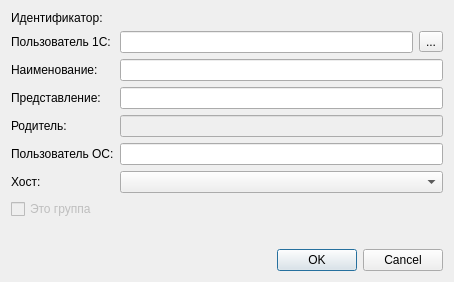
arcirk/bAdmin, file bAdmin/dialogedit.ui: the form before one commit.
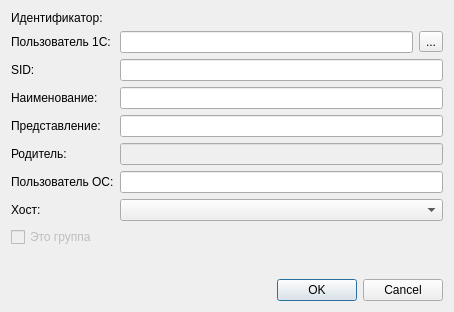
The form after the commit. Icons and pictures are not drawn.

Diff of the .ui file:
```diff
--- a/bAdmin/dialogedit.ui
+++ b/bAdmin/dialogedit.ui
@@ -7,7 +7,7 @@
     <x>0</x>
     <y>0</y>
     <width>454</width>
-    <height>282</height>
+    <height>312</height>
    </rect>
   </property>
   <property name="windowTitle">
@@ -16,7 +16,52 @@
   <layout class="QGridLayout" name="gridLayout_2">
    <item row="0" column="0">
     <layout class="QGridLayout" name="gridLayout">
-     <item row="8" column="1">
+     <item row="5" column="0">
+      <widget class="QLabel" name="label_2">
+       <property name="text">
+        <string>Родитель:</string>
+       </property>
+      </widget>
+     </item>
+     <item row="6" column="0">
+      <widget class="QLabel" name="lblSystemUser">
+       <property name="text">
+        <string>Пользователь ОС:</string>
+       </property>
+      </widget>
+     </item>
+     <item row="0" column="0">
+      <widget class="QLabel" name="label">
+       <property name="text">
+        <string>Идентификатор:</string>
+       </property>
+      </widget>
+     </item>
+     <item row="7" column="1">
+      <widget class="QComboBox" name="cmbHosts"/>
+     </item>
+     <item row="1" column="1">
+      <layout class="QHBoxLayout" name="parentUserhLayout">
+       <item>
+        <widget class="QLineEdit" name="txtParentUserName"/>
+       </item>
+       <item>
+        <widget class="QToolButton" name="btnSelectUser">
+         <property name="text">
+          <string>...</string>
+         </property>
+         <property name="icon">
+          <iconset resource="resurses.qrc">
+           <normaloff>:/img/link.png</normaloff>:/img/link.png</iconset>
+         </property>
+        </widget>
+       </item>
+      </layout>
+     </item>
+     <item row="6" column="1">
+      <widget class="QLineEdit" name="txtSystemUser"/>
+     </item>
+     <item row="9" column="1">
       <spacer name="verticalSpacer">
        <property name="orientation">
         <enum>Qt::Vertical</enum>
@@ -29,6 +74,16 @@
        </property>
       </spacer>
      </item>
+     <item row="1" column="0">
+      <widget class="QLabel" name="lblParentUserName">
+       <property name="text">
+        <string>Пользователь 1С:</string>
+       </property>
+      </widget>
+     </item>
+     <item row="4" column="1">
+      <widget class="QLineEdit" name="txtSecond"/>
+     </item>
      <item row="0" column="1">
       <widget class="QLabel" name="lblUUID">
        <property name="text">
@@ -37,30 +92,30 @@
       </widget>
      </item>
      <item row="3" column="0">
+      <widget class="QLabel" name="label_3">
+       <property name="text">
+        <string>Наименование:</string>
+       </property>
+      </widget>
+     </item>
+     <item row="5" column="1">
+      <widget class="QLineEdit" name="txtParent">
+       <property name="enabled">
+        <bool>false</bool>
+       </property>
+      </widget>
+     </item>
+     <item row="4" column="0">
       <widget class="QLabel" name="label_4">
        <property name="text">
         <string>Представление:</string>
        </property>
       </widget>
      </item>
-     <item row="4" column="1">
-      <widget class="QLineEdit" name="txtParent">
-       <property name="enabled">
-        <bool>false</bool>
-       </property>
-      </widget>
-     </item>
-     <item row="0" column="0">
-      <widget class="QLabel" name="label">
-       <property name="text">
-        <string>Идентификатор:</string>
-       </property>
-      </widget>
-     </item>
-     <item row="2" column="1">
+     <item row="3" column="1">
       <widget class="QLineEdit" name="txtFirst"/>
      </item>
-     <item row="7" column="0">
+     <item row="8" column="0">
       <widget class="QCheckBox" name="chIsGroup">
        <property name="enabled">
         <bool>false</bool>
@@ -70,67 +125,22 @@
        </property>
       </widget>
      </item>
-     <item row="4" column="0">
-      <widget class="QLabel" name="label_2">
-       <property name="text">
-        <string>Родитель:</string>
-       </property>
-      </widget>
-     </item>
-     <item row="6" column="1">
-      <widget class="QComboBox" name="cmbHosts"/>
-     </item>
-     <item row="2" column="0">
-      <widget class="QLabel" name="label_3">
-       <property name="text">
-        <string>Наименование:</string>
-       </property>
-      </widget>
-     </item>
-     <item row="1" column="1">
-      <layout class="QHBoxLayout" name="parentUserhLayout">
-       <item>
-        <widget class="QLineEdit" name="txtParentUserName"/>
-       </item>
-       <item>
-        <widget class="QToolButton" name="btnSelectUser">
-         <property name="text">
-          <string>...</string>
-         </property>
-         <property name="icon">
-          <iconset resource="resurses.qrc">
-           <normaloff>:/img/link.png</normaloff>:/img/link.png</iconset>
-         </property>
-        </widget>
-       </item>
-      </layout>
-     </item>
-     <item row="6" column="0">
+     <item row="7" column="0">
       <widget class="QLabel" name="lblHost">
        <property name="text">
         <string>Хост:</string>
        </property>
       </widget>
      </item>
-     <item row="3" column="1">
-      <widget class="QLineEdit" name="txtSecond"/>
-     </item>
-     <item row="1" column="0">
-      <widget class="QLabel" name="lblParentUserName">
+     <item row="2" column="0">
+      <widget class="QLabel" name="label_5">
        <property name="text">
-        <string>Пользователь 1С:</string>
+        <string>SID:</string>
        </property>
       </widget>
      </item>
-     <item row="5" column="0">
-      <widget class="QLabel" name="lblSystemUser">
-       <property name="text">
-        <string>Пользователь ОС:</string>
-       </property>
-      </widget>
-     </item>
-     <item row="5" column="1">
-      <widget class="QLineEdit" name="txtSystemUser"/>
+     <item row="2" column="1">
+      <widget class="QLineEdit" name="txtSid"/>
      </item>
     </layout>
    </item>
```
